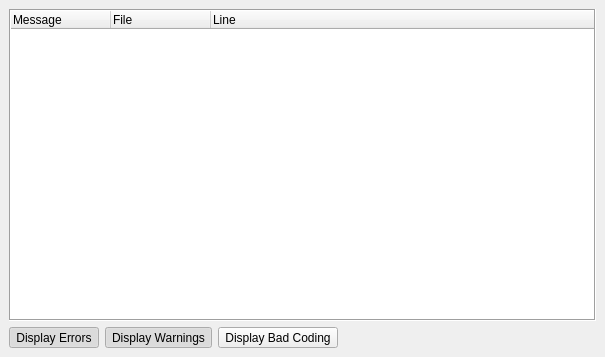
OFFIS-Automation/Framework, file modules/automation/projects/HilecGui/src/ScriptErrors/ScriptErrorWidget.ui: the form before one commit.
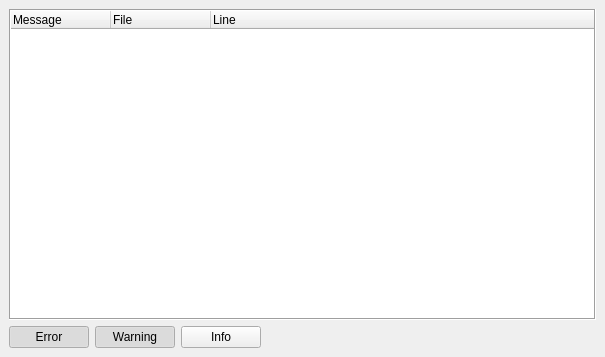
The form after the commit. Icons and pictures are not drawn.

Diff of the .ui file:
```diff
--- a/modules/automation/projects/HilecGui/src/ScriptErrors/ScriptErrorWidget.ui
+++ b/modules/automation/projects/HilecGui/src/ScriptErrors/ScriptErrorWidget.ui
@@ -48,12 +48,9 @@
       <item>
        <layout class="QHBoxLayout" name="horizontalLayout">
         <item>
-         <widget class="QToolButton" name="enableErrors">
-          <property name="toolTip">
-           <string>Display errors</string>
-          </property>
+         <widget class="QPushButton" name="enableErrors">
           <property name="text">
-           <string>Display Errors</string>
+           <string>Error</string>
           </property>
           <property name="icon">
            <iconset resource="../../../ProjectEditor/images/images.qrc">
@@ -65,15 +62,18 @@
           <property name="checked">
            <bool>true</bool>
           </property>
+          <property name="autoDefault">
+           <bool>false</bool>
+          </property>
+          <property name="flat">
+           <bool>false</bool>
+          </property>
          </widget>
         </item>
         <item>
-         <widget class="QToolButton" name="enableWarnings">
-          <property name="toolTip">
-           <string>Display warnings</string>
-          </property>
+         <widget class="QPushButton" name="enableWarnings">
           <property name="text">
-           <string>Display Warnings</string>
+           <string>Warning</string>
           </property>
           <property name="icon">
            <iconset resource="../../../ProjectEditor/images/images.qrc">
@@ -88,12 +88,9 @@
          </widget>
         </item>
         <item>
-         <widget class="QToolButton" name="enableInfos">
-          <property name="toolTip">
-           <string>Display bad coding</string>
-          </property>
+         <widget class="QPushButton" name="enableInfos">
           <property name="text">
-           <string>Display Bad Coding</string>
+           <string>Info</string>
           </property>
           <property name="icon">
            <iconset resource="../../../ProjectEditor/images/images.qrc">
```
Left out of the diff: 2 changed lines with no effect on the pictures.
